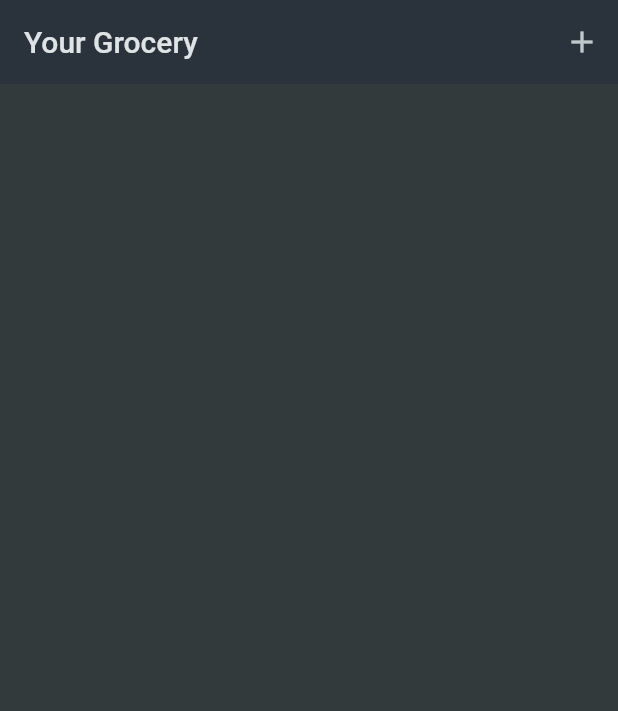
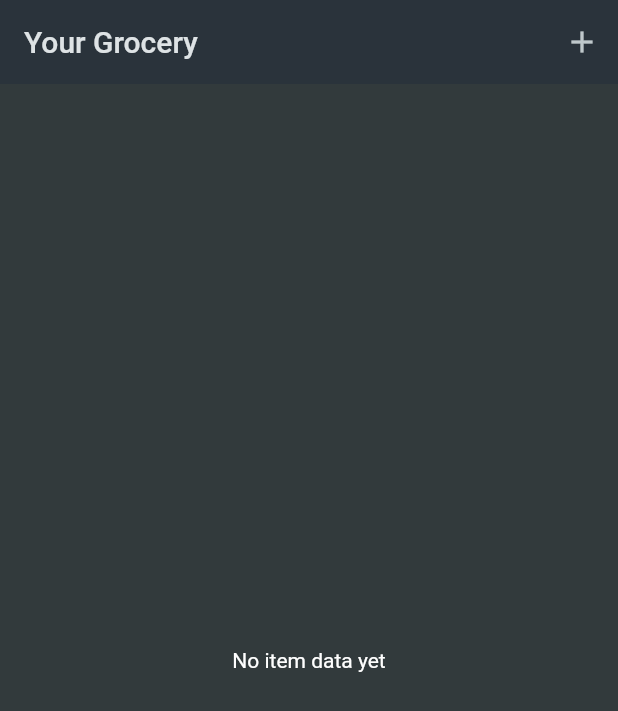
Before and after one commit to homebrew-coding-club/shopping_list, a Flutter app: the screen it shows after launch, on a phone screen of 412 x 824 dp. Shown: the top 711 px of the screen. Run offline on Flutter 3.47's test engine with Material 2 defaults, Android fonts, the phone set to English and light mode, and no system bars.

Commit message:
remote item

```diff
--- a/lib/widgets/grocery_list.dart
+++ b/lib/widgets/grocery_list.dart
@@ -25,12 +25,43 @@ class _GroceryListState extends State<GroceryList> {
     setState(() {
       _groceryItems.add(newItem);
     });
+  }
 
-
+  void _removeItem(GroceryItem item) {
+    setState(() {
+      _groceryItems.remove(item);
+    });
   }
 
   @override
   Widget build(BuildContext context) {
+    Widget content = const Center(
+      child: Text('No item data yet',),
+    );
+
+    if(_groceryItems.isNotEmpty) {
+      content = ListView.builder(
+        itemCount: _groceryItems.length,
+        itemBuilder: (ctx, index) => Dismissible(
+          onDismissed: (direction) {
+            _removeItem(_groceryItems[index]);
+          },
+          key: ValueKey(_groceryItems[index].id),
+          child: ListTile(
+            title: Text(_groceryItems[index].name),
+            leading: Container(
+              width: 24,
+              height: 24,
+              color: _groceryItems[index].category.color,
+            ),
+            trailing: Text(
+              _groceryItems[index].quantity.toString(),
+            ),
+          ),
+        ),
+      );
+    }
+
     return Scaffold(
       appBar: AppBar(
         title: const Align(
@@ -48,20 +79,7 @@ class _GroceryListState extends State<GroceryList> {
           ),
         ],
       ),
-      body: ListView.builder(
-        itemCount: _groceryItems.length,
-        itemBuilder: (ctx, index) => ListTile(
-          title: Text(_groceryItems[index].name),
-          leading: Container(
-            width: 24,
-            height: 24,
-            color: _groceryItems[index].category.color,
-          ),
-          trailing: Text(
-            _groceryItems[index].quantity.toString(),
-          ),
-        ),
-      ),
+      body: content,
     );
   }
 }
```
